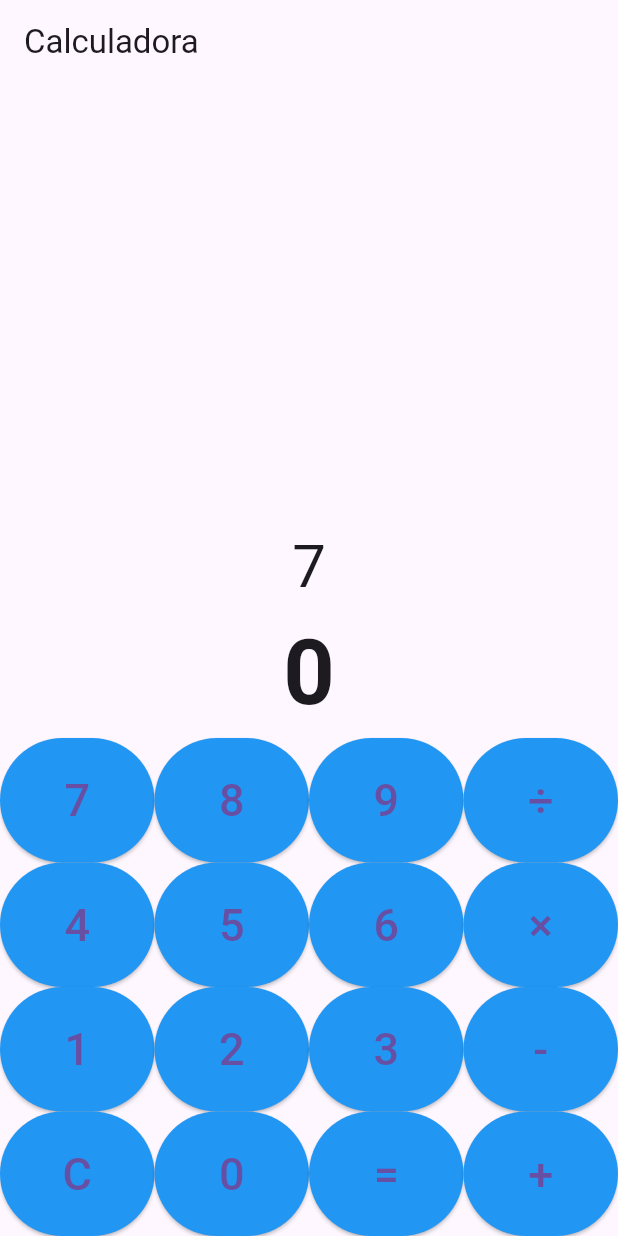
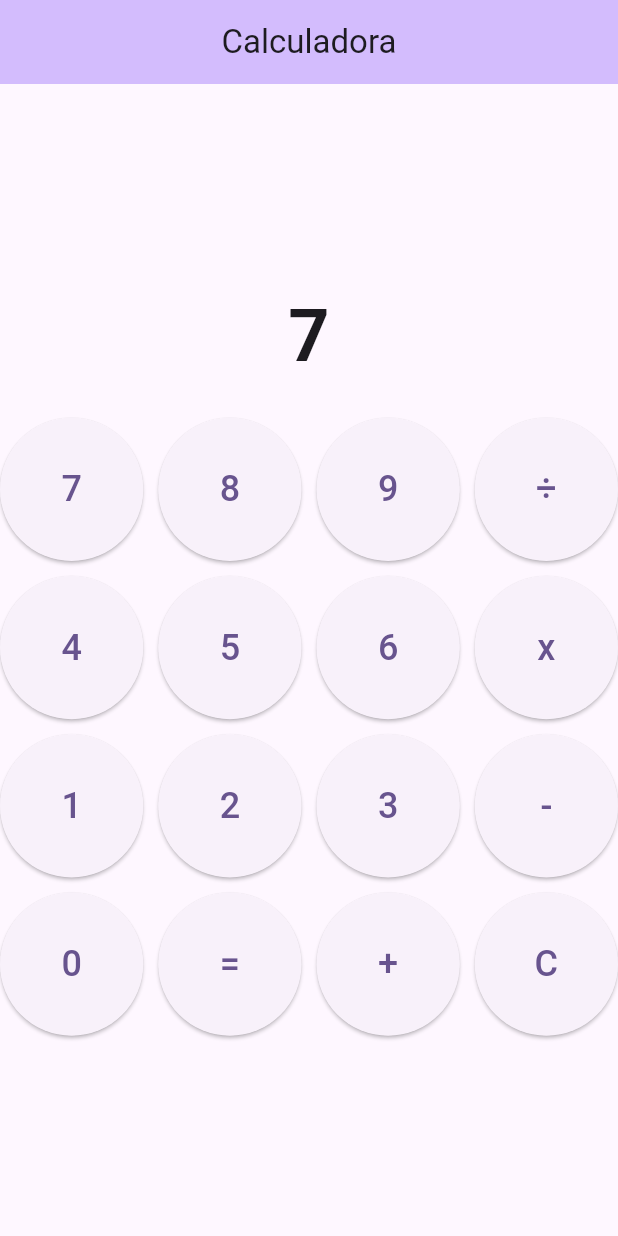
Before and after one commit to mfernandaalveso/calculadora, a Flutter app: the screen it shows after launch, after a tap on an icon or button, on a phone screen of 412 x 824 dp. Run offline on Flutter 3.47's test engine with Material 3 defaults, Android fonts, the phone set to English and light mode, and no system bars.

```diff
--- a/lib/main.dart
+++ b/lib/main.dart
@@ -1,120 +1,195 @@
 import 'package:flutter/material.dart';
 
 void main() {
-  runApp(CalculatorApp());
+  runApp(const App());
 }
 
-class CalculatorApp extends StatelessWidget {
+class App extends StatelessWidget {
+  const App({super.key});
+
   @override
   Widget build(BuildContext context) {
     return MaterialApp(
+      debugShowCheckedModeBanner: false,
       title: 'Calculadora',
-      home: Calculator(),
+      theme: ThemeData(
+        colorScheme: ColorScheme.fromSeed(seedColor: Colors.deepPurple),
+        useMaterial3: true,
+      ),
+      home: const HomePage(title: 'Calculadora'),
     );
   }
 }
 
-class Calculator extends StatefulWidget {
+class HomePage extends StatefulWidget {
+  const HomePage({super.key, required this.title});
+
+  final String title;
+
   @override
-  _CalculatorState createState() => _CalculatorState();
+  State<HomePage> createState() => _HomePageState();
 }
 
-class _CalculatorState extends State<Calculator> {
-  String result = '0';
-  String input = '';
+class _HomePageState extends State<HomePage> {
+  String result = "0";
+  String expression = "";
 
-  void buttonPressed(String buttonText) {
+  void onButtonPressed(String value) {
     setState(() {
-      if (buttonText == 'C') {
-        input = '';
-        result = '0';
-      } else if (buttonText == '=') {
-        try {
-          result = _calculateResult(input);
-        } catch (e) {
-          result = 'Erro';
+      if (value == "=") {
+        result = evaluateExpression(expression);
+      } else if (value == "C") {
+        result = "0";
+        expression = "";
+      } else {
+        if (expression == "0") {
+          expression = value;
+        } else {
+          expression += value;
         }
-      } else {
-        input += buttonText;
+        result = expression;
       }
     });
   }
 
-  String _calculateResult(String input) {
-    // Substituindo operadores para uso com o package 'expressions'
-    input = input.replaceAll('×', '*').replaceAll('÷', '/');
-    return _evaluateExpression(input).toString();
+  String evaluateExpression(String expression) {
+    try {
+      // Substituindo os sinais para criar uma expressão válida em Dart
+      expression = expression.replaceAll('x', '*').replaceAll('÷', '/');
+      final double? value = _evaluate(expression);
+      if (value != null) {
+        return value.toString();
+      } else {
+        return "Erro";
+      }
+    } catch (e) {
+      return "Erro";
+    }
   }
 
-  double _evaluateExpression(String expression) {
-    // Aqui você pode adicionar um parser para a expressão
-    // Para simplicidade, usamos a função eval do package 'expressions'
-    // Adicione o package 'expressions' no seu pubspec.yaml
-    return double.parse(expression); // Simplificado
+  double? _evaluate(String expression) {
+    try {
+      // Usando a expressão Dart para calcular (isso ainda não é tão robusto como um parser completo)
+      final result = double.tryParse(expression);
+      if (result != null) return result;
+
+      // Calculando o valor da expressão
+      final regex = RegExp(r'(\d+(\.\d+)?)\s*([+\-*/])\s*(\d+(\.\d+)?)');
+      final matches = regex.firstMatch(expression);
+
+      if (matches != null) {
+        final num1 = double.parse(matches.group(1)!);
+        final operator = matches.group(3);
+        final num2 = double.parse(matches.group(4)!);
+
+        switch (operator) {
+          case "+":
+            return num1 + num2;
+          case "-":
+            return num1 - num2;
+          case "*":
+            return num1 * num2;
+          case "/":
+            return num2 != 0 ? num1 / num2 : double.nan;
+          default:
+            return null;
+        }
+      }
+    } catch (e) {
+      return null;
+    }
+    return null;
   }
 
   @override
   Widget build(BuildContext context) {
     return Scaffold(
-      appBar: AppBar(title: Text('Calculadora')),
+      appBar: AppBar(
+        backgroundColor: Theme.of(context).colorScheme.inversePrimary,
+        title: Text(widget.title),
+        centerTitle: true,
+      ),
       body: Column(
+        mainAxisAlignment: MainAxisAlignment.center,
         children: [
-          Expanded(child: Container()),
-          Text(
-            input,
-            style: TextStyle(fontSize: 40),
-          ),
+          // Display result
           Text(
             result,
-            style: TextStyle(fontSize: 60, fontWeight: FontWeight.bold),
+            style: TextStyle(fontSize: 48, fontWeight: FontWeight.bold),
           ),
-          Row(
-            children: [
-              _buildButton('7'),
-              _buildButton('8'),
-              _buildButton('9'),
-              _buildButton('÷'),
-            ],
-          ),
-          Row(
-            children: [
-              _buildButton('4'),
-              _buildButton('5'),
-              _buildButton('6'),
-              _buildButton('×'),
-            ],
-          ),
-          Row(
-            children: [
-              _buildButton('1'),
-              _buildButton('2'),
-              _buildButton('3'),
-              _buildButton('-'),
-            ],
-          ),
-          Row(
-            children: [
-              _buildButton('C'),
-              _buildButton('0'),
-              _buildButton('='),
-              _buildButton('+'),
-            ],
+          SizedBox(height: 20),
+
+          // Button Grid
+          GridView.builder(
+            shrinkWrap: true,
+            gridDelegate: const SliverGridDelegateWithFixedCrossAxisCount(
+              crossAxisCount: 4,
+              crossAxisSpacing: 10,
+              mainAxisSpacing: 10,
+            ),
+            itemCount: 16,
+            itemBuilder: (context, index) {
+              String buttonLabel;
+              switch (index) {
+                case 0:
+                  buttonLabel = "7";
+                  break;
+                case 1:
+                  buttonLabel = "8";
+                  break;
+                case 2:
+                  buttonLabel = "9";
+                  break;
+                case 3:
+                  buttonLabel = "÷";
+                  break;
+                case 4:
+                  buttonLabel = "4";
+                  break;
+                case 5:
+                  buttonLabel = "5";
+                  break;
+                case 6:
+                  buttonLabel = "6";
+                  break;
+                case 7:
+                  buttonLabel = "x";
+                  break;
+                case 8:
+                  buttonLabel = "1";
+                  break;
+                case 9:
+                  buttonLabel = "2";
+                  break;
+                case 10:
+                  buttonLabel = "3";
+                  break;
+                case 11:
+                  buttonLabel = "-";
+                  break;
+                case 12:
+                  buttonLabel = "0";
+                  break;
+                case 13:
+                  buttonLabel = "=";
+                  break;
+                case 14:
+                  buttonLabel = "+";
+                  break;
+                case 15:
+                  buttonLabel = "C";
+                  break;
+                default:
+                  buttonLabel = "";
+              }
+              return ElevatedButton(
+                onPressed: () => onButtonPressed(buttonLabel),
+                child: Text(buttonLabel, style: TextStyle(fontSize: 24)),
+              );
+            },
           ),
         ],
       ),
     );
   }
-
-  Widget _buildButton(String buttonText) {
-    return Expanded(
-      child: ElevatedButton(
-        onPressed: () => buttonPressed(buttonText),
-        child: Text(buttonText, style: TextStyle(fontSize: 30)),
-        style: ElevatedButton.styleFrom(
-          padding: EdgeInsets.all(20),
-          primary: Colors.blue,
-        ),
-      ),
-    );
-  }
 }
```
